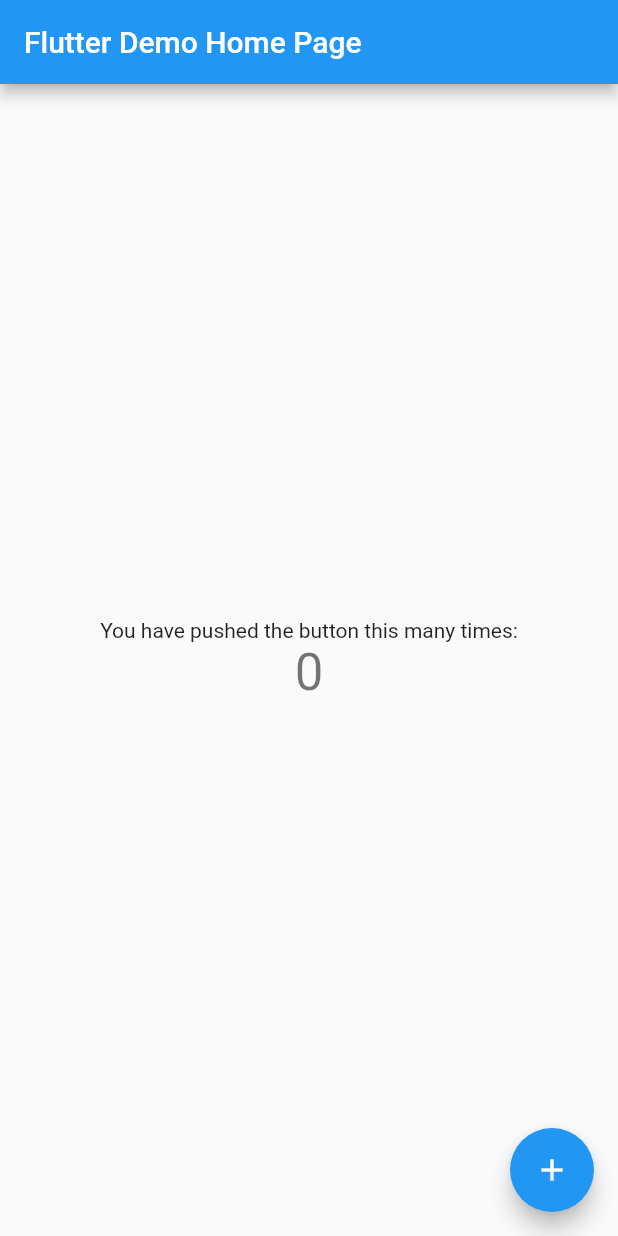
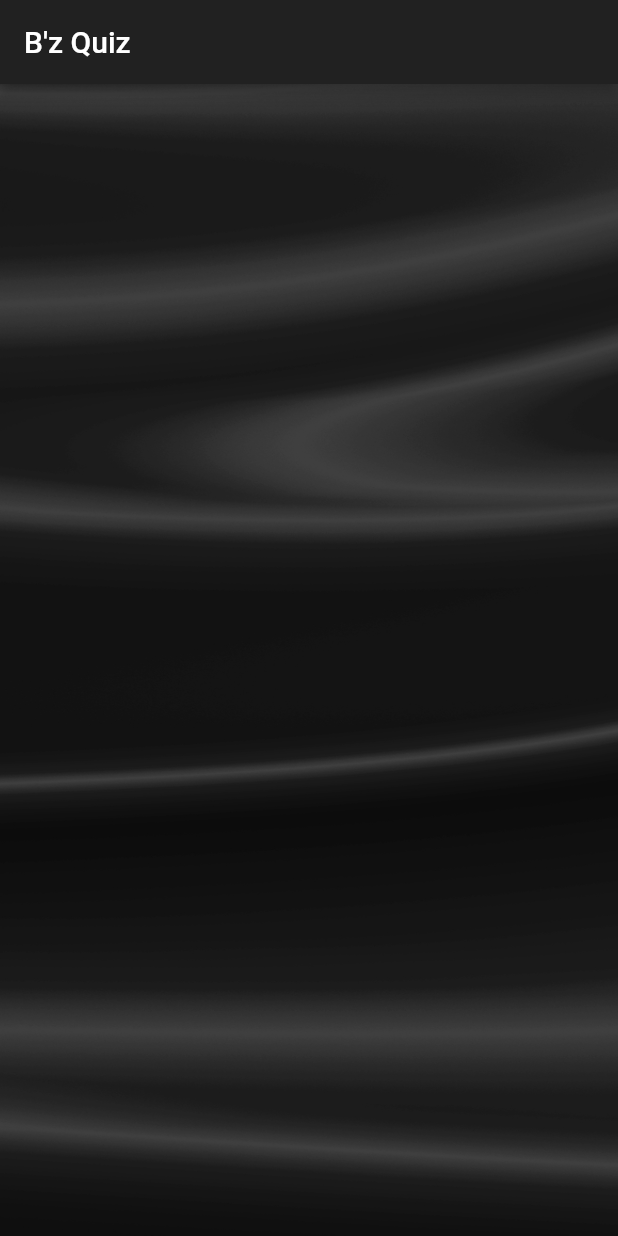
Before and after one commit to Kento-Ishizaki/bz_quiz, a Flutter app: the screen it shows after launch, on a phone screen of 412 x 824 dp. Run offline on Flutter 3.47's test engine with Material 2 defaults, Android fonts, the phone set to English and light mode, and no system bars.

Commit message:
Feat: Firebase設定、背景画像設置

```diff
--- /dev/null
+++ b/lib/components/common/app-bar.dart
@@ -0,0 +1,5 @@
+import 'package:flutter/material.dart';
+
+var appBar = AppBar(
+  title: Text('B\'z Quiz'),
+);
--- /dev/null
+++ b/lib/components/home/home.dart
@@ -0,0 +1,19 @@
+import 'package:bz_quiz/components/common/app-bar.dart';
+import 'package:flutter/material.dart';
+
+class Home extends StatelessWidget {
+  @override
+  Widget build(BuildContext context) {
+    return Scaffold(
+      appBar: appBar,
+      body: Container(
+        decoration: BoxDecoration(
+          image: DecorationImage(
+            image: AssetImage('assets/background.jpg'),
+            fit: BoxFit.cover,
+          ),
+        ),
+      ),
+    );
+  }
+}
--- a/lib/main.dart
+++ b/lib/main.dart
@@ -1,3 +1,4 @@
+import 'package:bz_quiz/components/home/home.dart';
 import 'package:flutter/material.dart';
 
 void main() {
@@ -5,113 +6,16 @@
 }
 
 class MyApp extends StatelessWidget {
-  // This widget is the root of your application.
   @override
   Widget build(BuildContext context) {
     return MaterialApp(
-      title: 'Flutter Demo',
+      title: 'B\'z Quiz',
       theme: ThemeData(
-        // This is the theme of your application.
-        //
-        // Try running your application with "flutter run". You'll see the
-        // application has a blue toolbar. Then, without quitting the app, try
-        // changing the primarySwatch below to Colors.green and then invoke
-        // "hot reload" (press "r" in the console where you ran "flutter run",
-        // or simply save your changes to "hot reload" in a Flutter IDE).
-        // Notice that the counter didn't reset back to zero; the application
-        // is not restarted.
-        primarySwatch: Colors.blue,
-        // This makes the visual density adapt to the platform that you run
-        // the app on. For desktop platforms, the controls will be smaller and
-        // closer together (more dense) than on mobile platforms.
-        visualDensity: VisualDensity.adaptivePlatformDensity,
+        brightness: Brightness.dark,
+        accentColor: Colors.cyan,
+        primaryColorDark: Colors.indigo,
       ),
-      home: MyHomePage(title: 'Flutter Demo Home Page'),
+      home: Home(),
     );
   }
 }
-
-class MyHomePage extends StatefulWidget {
-  MyHomePage({Key key, this.title}) : super(key: key);
-
-  // This widget is the home page of your application. It is stateful, meaning
-  // that it has a State object (defined below) that contains fields that affect
-  // how it looks.
-
-  // This class is the configuration for the state. It holds the values (in this
-  // case the title) provided by the parent (in this case the App widget) and
-  // used by the build method of the State. Fields in a Widget subclass are
-  // always marked "final".
-
-  final String title;
-
-  @override
-  _MyHomePageState createState() => _MyHomePageState();
-}
-
-class _MyHomePageState extends State<MyHomePage> {
-  int _counter = 0;
-
-  void _incrementCounter() {
-    setState(() {
-      // This call to setState tells the Flutter framework that something has
-      // changed in this State, which causes it to rerun the build method below
-      // so that the display can reflect the updated values. If we changed
-      // _counter without calling setState(), then the build method would not be
-      // called again, and so nothing would appear to happen.
-      _counter++;
-    });
-  }
-
-  @override
-  Widget build(BuildContext context) {
-    // This method is rerun every time setState is called, for instance as done
-    // by the _incrementCounter method above.
-    //
-    // The Flutter framework has been optimized to make rerunning build methods
-    // fast, so that you can just rebuild anything that needs updating rather
-    // than having to individually change instances of widgets.
-    return Scaffold(
-      appBar: AppBar(
-        // Here we take the value from the MyHomePage object that was created by
-        // the App.build method, and use it to set our appbar title.
-        title: Text(widget.title),
-      ),
-      body: Center(
-        // Center is a layout widget. It takes a single child and positions it
-        // in the middle of the parent.
-        child: Column(
-          // Column is also a layout widget. It takes a list of children and
-          // arranges them vertically. By default, it sizes itself to fit its
-          // children horizontally, and tries to be as tall as its parent.
-          //
-          // Invoke "debug painting" (press "p" in the console, choose the
-          // "Toggle Debug Paint" action from the Flutter Inspector in Android
-          // Studio, or the "Toggle Debug Paint" command in Visual Studio Code)
-          // to see the wireframe for each widget.
-          //
-          // Column has various properties to control how it sizes itself and
-          // how it positions its children. Here we use mainAxisAlignment to
-          // center the children vertically; the main axis here is the vertical
-          // axis because Columns are vertical (the cross axis would be
-          // horizontal).
-          mainAxisAlignment: MainAxisAlignment.center,
-          children: <Widget>[
-            Text(
-              'You have pushed the button this many times:',
-            ),
-            Text(
-              '$_counter',
-              style: Theme.of(context).textTheme.headline4,
-            ),
-          ],
-        ),
-      ),
-      floatingActionButton: FloatingActionButton(
-        onPressed: _incrementCounter,
-        tooltip: 'Increment',
-        child: Icon(Icons.add),
-      ), // This trailing comma makes auto-formatting nicer for build methods.
-    );
-  }
-}
--- a/pubspec.yaml
+++ b/pubspec.yaml
@@ -28,6 +28,7 @@
   # The following adds the Cupertino Icons font to your application.
   # Use with the CupertinoIcons class for iOS style icons.
   cupertino_icons: ^0.1.3
+  firebase_core: ^0.4.5
 
 dev_dependencies:
   flutter_test:
@@ -45,8 +46,8 @@
   uses-material-design: true
 
   # To add assets to your application, add an assets section, like this:
-  # assets:
-  #   - images/a_dot_burr.jpeg
+  assets:
+    - assets/
   #   - images/a_dot_ham.jpeg
 
   # An image asset can refer to one or more resolution-specific "variants", see
```
Also changed, not shown: assets/background.jpg (added), pubspec.lock, 7 other files.
